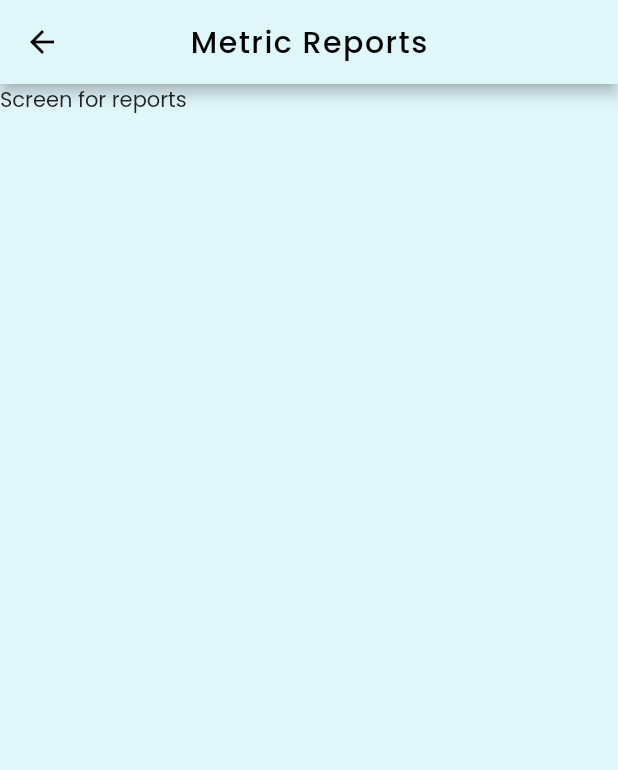
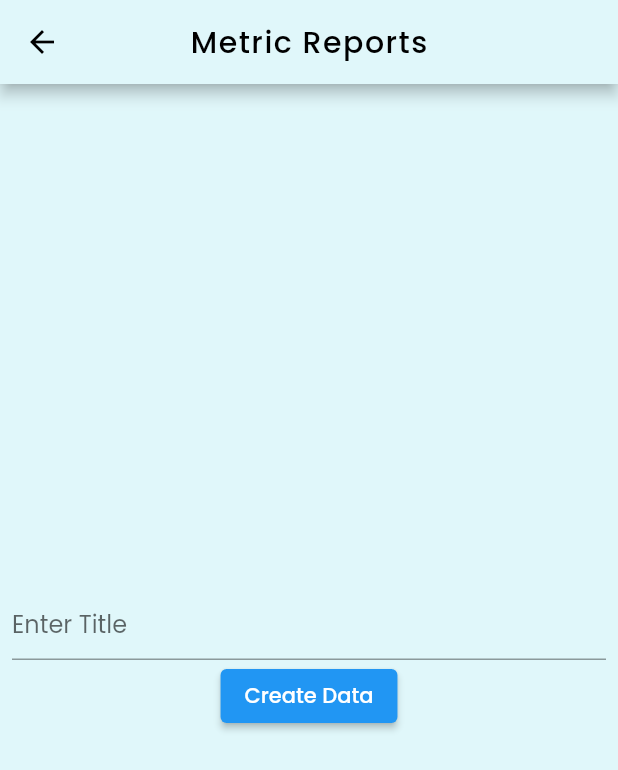
Before and after one commit to JDMukiibs/smart_class_api_consumer, a Flutter app: the MetricReports screen opened by its route, on a phone screen of 412 x 824 dp. Shown: the top 770 px of the screen. Run offline on Flutter 3.47's test engine with Material 2 defaults, Android fonts, the phone set to English and light mode, and no system bars; our stand-ins replace flutter_fadein, flutter_svg, image_picker.

Commit message:
Started work on Send functionality
Currently running some trial tests with the JSON placeholder REST API to try and figure out how ideally this process of sending data will work when it comes to images. Pausing to go over a FlutterxFirebase codelab to learn something.

```diff
--- a/lib/pages/metric_reports.dart
+++ b/lib/pages/metric_reports.dart
@@ -1,4 +1,5 @@
 import 'package:flutter/material.dart';
+import 'package:smart_class_api_consumer/services/student_report.dart';
 
 class MetricReports extends StatefulWidget {
   const MetricReports({Key? key}) : super(key: key);
@@ -8,6 +9,9 @@ class MetricReports extends StatefulWidget {
 }
 
 class _MetricReportsState extends State<MetricReports> {
+  final TextEditingController _controller = TextEditingController();
+  Future<Album>? _futureAlbum;
+
   @override
   Widget build(BuildContext context) {
     return Scaffold(
@@ -28,7 +32,47 @@ class _MetricReportsState extends State<MetricReports> {
         ),
         centerTitle: true,
       ),
-      body: Text("Screen for reports"),
+      body: Container(
+        alignment: Alignment.center,
+        padding: EdgeInsets.all(8.0),
+        child: (_futureAlbum == null) ? buildColumn() : buildFutureBuilder(),
+      )
     );
   }
+
+  Column buildColumn() {
+    return Column(
+      mainAxisAlignment: MainAxisAlignment.center,
+      children: <Widget>[
+        TextField(
+          controller: _controller,
+          decoration: const InputDecoration(hintText: 'Enter Title'),
+        ),
+        ElevatedButton(
+          onPressed: () {
+            setState(() {
+              _futureAlbum = createAlbum(_controller.text);
+            });
+          },
+          child: const Text('Create Data'),
+        )
+      ],
+    );
+  }
+
+  FutureBuilder<Album> buildFutureBuilder() {
+    return FutureBuilder<Album>(
+      future: _futureAlbum,
+      builder: (context, snapshot) {
+        if (snapshot.hasData) {
+          return Text(snapshot.data!.title);
+        } else if (snapshot.hasError) {
+          return Text('${snapshot.error}');
+        }
+
+        return const CircularProgressIndicator();
+      },
+    );
+  }
+
 }
--- a/lib/pages/send_images.dart
+++ b/lib/pages/send_images.dart
@@ -3,6 +3,7 @@ import 'dart:io';
 import 'package:flutter/material.dart';
 import 'package:flutter_fadein/flutter_fadein.dart';
 import 'package:image_picker/image_picker.dart';
+//import 'package:smart_class_api_consumer/services/student_report.dart';
 
 class SendImages extends StatefulWidget {
   const SendImages({Key? key}) : super(key: key);
@@ -16,6 +17,7 @@ class _SendImagesState extends State<SendImages> {
   late XFile imageFile;
   final ImagePicker _picker = ImagePicker();
   List <String> imagePaths = [];
+  //Future<Album>? _futureAlbum;
 
   void chooseImage(ImageSource source) async {
     final pickedFile = await _picker.pickImage(source: source);
@@ -130,7 +132,12 @@ class _SendImagesState extends State<SendImages> {
               SizedBox(width: 20),
               TextButton.icon(
                 onPressed: () {
-                  print('Send button pressed');
+                  setState(() {
+                    //_futureAlbum = createAlbum('My Test');
+                    print('Album title sent');
+                    //print(_futureAlbum);
+                    //Navigator.pushReplacementNamed(context, '/reports', arguments: _futureAlbum);
+                  });
                 },
                 icon: Icon(
                   Icons.send,
--- a/lib/services/student_report.dart
+++ b/lib/services/student_report.dart
@@ -0,0 +1,40 @@
+import 'dart:convert';
+
+import 'package:http/http.dart' as http;
+
+
+class Album {
+  final int id;
+  final String title;
+
+  Album({required this.id, required this.title});
+
+  factory Album.fromJson(Map<String, dynamic> json) {
+    return Album(
+      id: json['id'],
+      title: json['title'],
+    );
+  }
+}
+
+Future<Album> createAlbum(String title) async {
+  final response = await http.post(
+    Uri.parse('https://jsonplaceholder.typicode.com/albums'),
+    headers: <String, String>{
+      'Content-Type': 'application/json; charset=UTF-8',
+    },
+    body: jsonEncode(<String, String>{
+      'title': title,
+    }),
+  );
+
+  if (response.statusCode == 201) {
+    // If the server did return a 201 CREATED response,
+    // then parse the JSON.
+    return Album.fromJson(jsonDecode(response.body));
+  } else {
+    // If the server did not return a 201 CREATED response,
+    // then throw an exception.
+    throw Exception('Failed to create album.');
+  }
+}
--- a/pubspec.yaml
+++ b/pubspec.yaml
@@ -32,6 +32,7 @@ dependencies:
   transparent_image: ^2.0.0
   flutter_fadein: ^2.0.0
   image_picker: ^0.8.2
+  http: ^0.13.3
 
 dev_dependencies:
   flutter_test:
```
Also changed, not shown: pubspec.lock, 1 other file.
